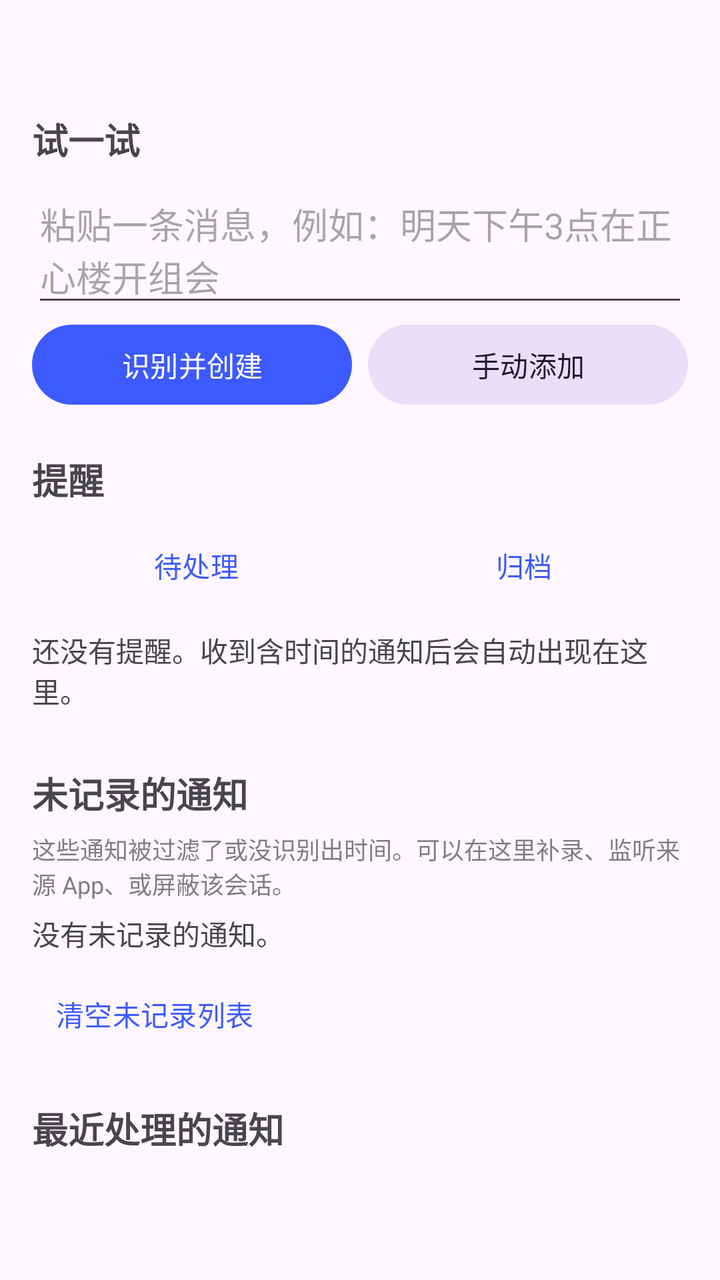
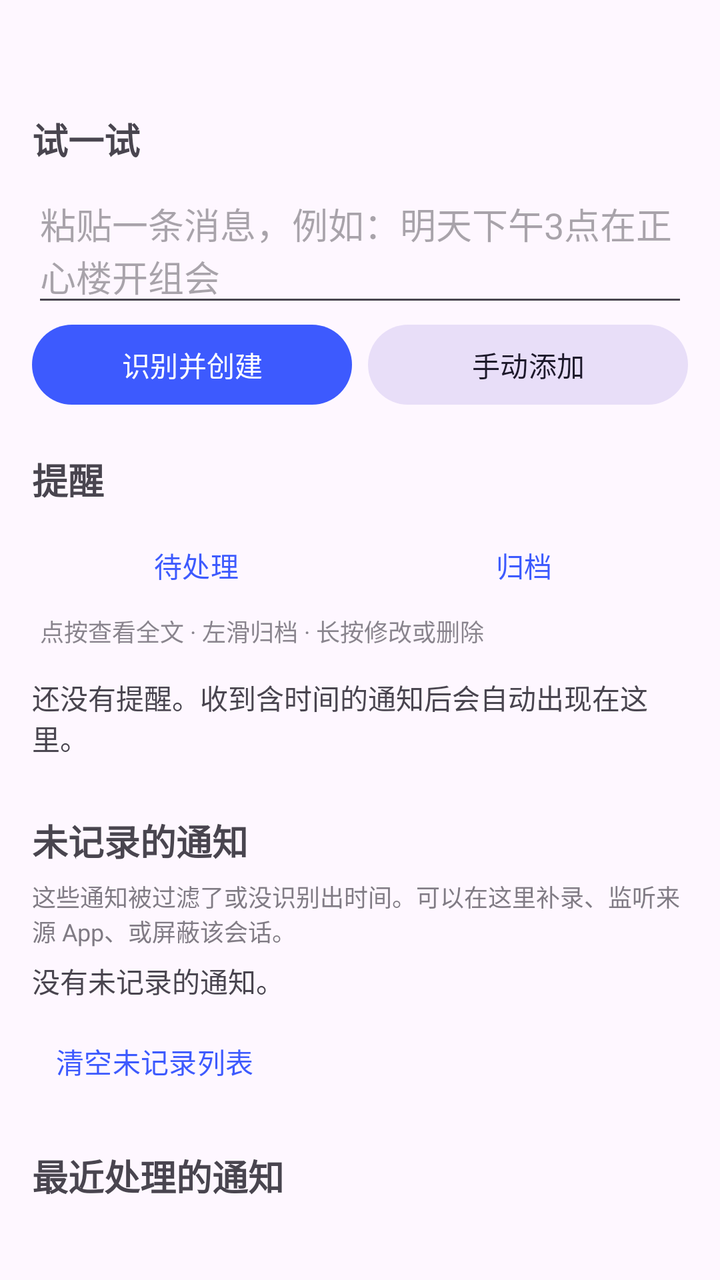

Two renders of the same Android screen: before a commit and after it. Below are the layout's source before the change and the commit's diff.
<!-- AndroidManifest.xml: application theme Theme.NotiAlarm -->
<!-- res/layout/activity_main.xml -->
<?xml version="1.0" encoding="utf-8"?>
<ScrollView xmlns:android="http://schemas.android.com/apk/res/android"
    android:layout_width="match_parent"
    android:layout_height="match_parent">

    <LinearLayout
        android:layout_width="match_parent"
        android:layout_height="wrap_content"
        android:orientation="vertical"
        android:padding="16dp">

        
        <TextView
            android:id="@+id/tvPermWarning"
            android:layout_width="match_parent"
            android:layout_height="wrap_content"
            android:background="#22FF9800"
            android:padding="10dp"
            android:textColor="#FF8A4B00"
            android:textSize="13sp"
            android:visibility="gone" />

        <TextView
            android:id="@+id/tvDiag"
            android:layout_width="match_parent"
            android:layout_height="wrap_content"
            android:layout_marginTop="4dp"
            android:lineSpacingExtra="2dp"
            android:textIsSelectable="true"
            android:textSize="12sp" />

        <TextView
            style="@style/SectionTitle"
            android:text="试一试" />

        <EditText
            android:id="@+id/inputText"
            android:layout_width="match_parent"
            android:layout_height="wrap_content"
            android:hint="粘贴一条消息，例如：明天下午3点在正心楼开组会"
            android:inputType="textMultiLine"
            android:minLines="2" />

        <LinearLayout
            android:layout_width="match_parent"
            android:layout_height="wrap_content"
            android:orientation="horizontal">

            <Button
                android:id="@+id/btnParse"
                android:layout_width="0dp"
                android:layout_height="wrap_content"
                android:layout_weight="1"
                android:text="识别并创建" />

            <Button
                android:id="@+id/btnAdd"
                style="@style/Widget.Material3.Button.TonalButton"
                android:layout_width="0dp"
                android:layout_height="wrap_content"
                android:layout_marginStart="8dp"
                android:layout_weight="1"
                android:text="手动添加" />
        </LinearLayout>

        <TextView
            style="@style/SectionTitle"
            android:text="提醒" />

        <LinearLayout
            android:layout_width="match_parent"
            android:layout_height="wrap_content"
            android:orientation="horizontal">

            <Button
                android:id="@+id/btnActive"
                style="@style/Widget.Material3.Button.TextButton"
                android:layout_width="0dp"
                android:layout_height="wrap_content"
                android:layout_weight="1"
                android:text="待处理" />

            <Button
                android:id="@+id/btnArchived"
                style="@style/Widget.Material3.Button.TextButton"
                android:layout_width="0dp"
                android:layout_height="wrap_content"
                android:layout_weight="1"
                android:text="归档" />
        </LinearLayout>

        <TextView
            android:id="@+id/emptyText"
            android:layout_width="match_parent"
            android:layout_height="wrap_content"
            android:paddingVertical="8dp"
            android:text="还没有提醒。收到含时间的通知后会自动出现在这里。" />

        <LinearLayout
            android:id="@+id/reminderContainer"
            android:layout_width="match_parent"
            android:layout_height="wrap_content"
            android:orientation="vertical" />

        <TextView
            style="@style/SectionTitle"
            android:text="未记录的通知" />

        <TextView
            android:layout_width="match_parent"
            android:layout_height="wrap_content"
            android:alpha="0.7"
            android:text="这些通知被过滤了或没识别出时间。可以在这里补录、监听来源 App、或屏蔽该会话。"
            android:textSize="12sp" />

        <TextView
            android:id="@+id/emptyDropped"
            android:layout_width="match_parent"
            android:layout_height="wrap_content"
            android:paddingVertical="6dp"
            android:text="没有未记录的通知。" />

        <LinearLayout
            android:id="@+id/droppedContainer"
            android:layout_width="match_parent"
            android:layout_height="wrap_content"
            android:orientation="vertical" />

        <Button
            android:id="@+id/btnClearDropped"
            style="@style/Widget.Material3.Button.TextButton"
            android:layout_width="wrap_content"
            android:layout_height="wrap_content"
            android:text="清空未记录列表" />

        <TextView
            style="@style/SectionTitle"
            android:text="最近处理的通知" />

        <TextView
            android:id="@+id/logText"
            android:layout_width="match_parent"
            android:layout_height="wrap_content"
            android:lineSpacingExtra="4dp"
            android:textIsSelectable="true"
            android:textSize="12sp" />
    </LinearLayout>
</ScrollView>
<!-- resources referenced by this layout -->
<resources>
  <style name="SectionTitle">
          <item name="android:layout_width">match_parent</item>
          <item name="android:layout_height">wrap_content</item>
          <item name="android:layout_marginTop">20dp</item>
          <item name="android:layout_marginBottom">6dp</item>
          <item name="android:textSize">18sp</item>
          <item name="android:textStyle">bold</item>
      </style>
  <style name="Theme.NotiAlarm" parent="Theme.Material3.DayNight">
          <item name="colorPrimary">#FF3D5AFE</item>
      </style>
</resources>

<!-- the commit's change to res/layout/activity_main.xml (unified diff, before → after) -->
@@ -90,6 +90,16 @@
         </LinearLayout>
 
         <TextView
+            android:id="@+id/tvListHint"
+            android:layout_width="match_parent"
+            android:layout_height="wrap_content"
+            android:alpha="0.65"
+            android:paddingHorizontal="4dp"
+            android:paddingBottom="6dp"
+            android:text="点按查看全文 · 左滑归档 · 长按修改或删除"
+            android:textSize="12sp" />
+
+        <TextView
             android:id="@+id/emptyText"
             android:layout_width="match_parent"
             android:layout_height="wrap_content"
